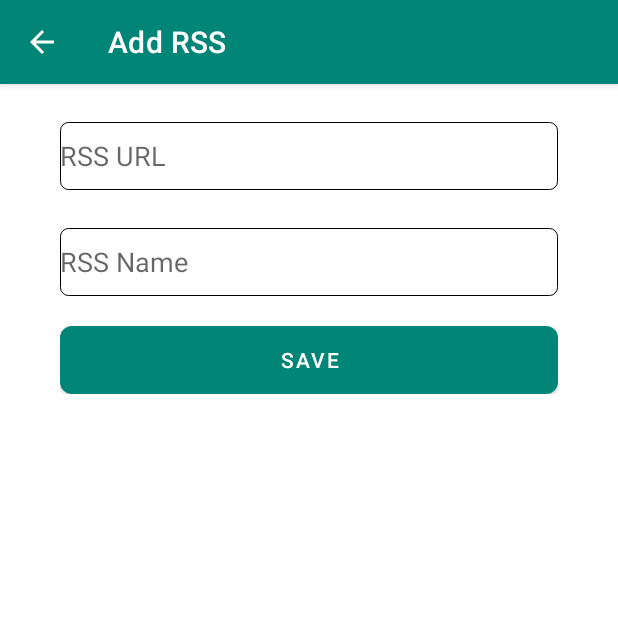
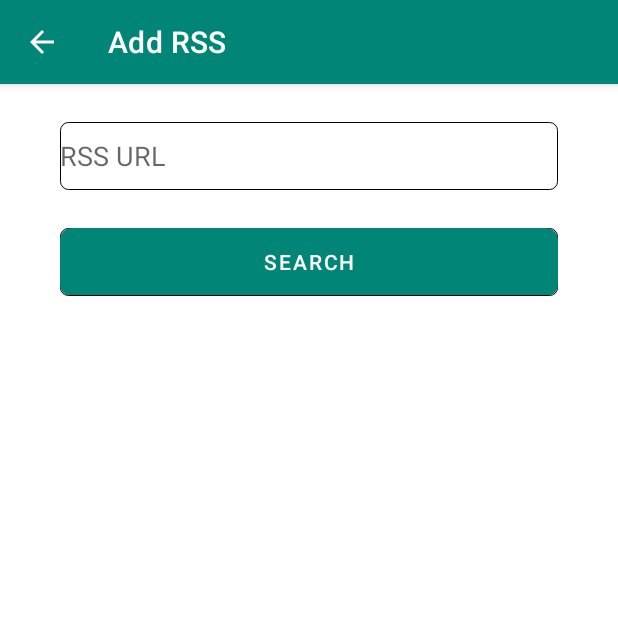
Before and after one commit to iceqing/RSSLand, an Android app: the NoteActivity screen opened directly, with no data from a screen before it, on a phone screen of 412 x 824 dp, the top half of it. Run offline under Robolectric (Android 15) with nearby library versions, the phone set to English and light mode, and no system bars; our stand-ins replace Room's generated code; libraries missing offline, so code that uses them is left out: com.rometools.rome.

Commit message:
feat: 增加搜索rss展示功能，避免填写订阅名称，使操作更加简洁

```diff
--- a/app/src/main/java/cc/iceq/rss/MainActivity.kt
+++ b/app/src/main/java/cc/iceq/rss/MainActivity.kt
@@ -58,7 +58,7 @@ class MainActivity : AppCompatActivity() {
             Log.i("INFO", "nav start ###########" + item.itemId)
             val url = articleService.queryUrlById(item.itemId)
             Log.i("INFO", "get db url is $url")
-            sharedViewModel.setUrl(url)
+            sharedViewModel.postUrl(url)
             drawerLayout.closeDrawers()
             true
         }
--- a/app/src/main/java/cc/iceq/rss/RssApplication.kt
+++ b/app/src/main/java/cc/iceq/rss/RssApplication.kt
@@ -8,12 +8,12 @@ class RssApplication : Application() {
 
     companion object{
         @SuppressLint("StaticFieldLeak")
-        lateinit var content:Context;
+        lateinit var context:Context;
     }
 
     override fun onCreate() {
         super.onCreate()
-        content = applicationContext;
+        context = applicationContext;
     }
 
 }
--- a/app/src/main/java/cc/iceq/rss/RssListActivity.kt
+++ b/app/src/main/java/cc/iceq/rss/RssListActivity.kt
@@ -11,6 +11,7 @@ import android.widget.TextView
 import androidx.constraintlayout.widget.ConstraintLayout
 import cc.iceq.rss.databinding.RssListActivityBinding
 import cc.iceq.rss.service.ArticleServiceImpl
+import cc.iceq.rss.util.DpUtil
 import kotlinx.android.synthetic.main.content_rss_list.*
 
 class RssListActivity : AppCompatActivity() {
@@ -39,9 +40,6 @@ class RssListActivity : AppCompatActivity() {
     }
 
 
-    private fun dpToPixel(dp: Float) =
-        TypedValue.applyDimension(TypedValue.COMPLEX_UNIT_DIP, dp, resources.displayMetrics).toInt()
-
     override fun onResume() {
         Log.i("[INFO]", "enter RssListFragment!")
         val mainLineRssList = main_line_rssList
@@ -49,7 +47,7 @@ class RssListActivity : AppCompatActivity() {
         mainLineRssList.removeAllViews()
         queryMock.forEach {
                 item ->
-            val dpToPixel = dpToPixel(60f)
+            val dpToPixel = DpUtil.dpToPixel(60f, resources)
             val articleLayout = LayoutInflater.from(this).inflate(R.layout.article_layout, null) as ConstraintLayout
             val textView: TextView = articleLayout.findViewById(R.id.articleTitle)
             textView.height = dpToPixel
--- a/app/src/main/java/cc/iceq/rss/service/ArticleService.kt
+++ b/app/src/main/java/cc/iceq/rss/service/ArticleService.kt
@@ -5,7 +5,7 @@ import cc.iceq.rss.model.Feed
 import com.rometools.rome.feed.synd.SyndFeed
 
 interface ArticleService {
-    fun queryAll(url:String): SyndFeed
+    fun findSyncFeedByUrl(url:String): SyndFeed?
     fun queryAll(): ArrayList<ArticleInfo>
     fun insert(feed: Feed): Long
     fun queryUrlById(itemId: Int): String
--- a/app/src/main/java/cc/iceq/rss/service/ArticleServiceImpl.kt
+++ b/app/src/main/java/cc/iceq/rss/service/ArticleServiceImpl.kt
@@ -1,5 +1,6 @@
 package cc.iceq.rss.service
 
+import android.util.Log
 import cc.iceq.rss.RssApplication
 import cc.iceq.rss.dao.AppDatabase
 import cc.iceq.rss.model.ArticleInfo
@@ -11,10 +12,13 @@ import java.net.URL
 
 class ArticleServiceImpl : ArticleService {
 
-    val feedDao = AppDatabase.getDatabase(RssApplication.content).feedDao();
+    val feedDao = AppDatabase.getDatabase(RssApplication.context).feedDao();
 
-    override fun queryAll(url: String): SyndFeed {
-//        Log.i("INFO", "url is $url")
+    override fun findSyncFeedByUrl(url: String): SyndFeed? {
+        if (url==null || "".equals(url)) {
+            return null
+        }
+        Log.i("INFO", "url is $url")
         val feed: SyndFeed = SyndFeedInput().build(XmlReader(URL(url)))
 //        Log.i("INFO", "list is $feed")
         return feed
--- a/app/src/main/java/cc/iceq/rss/ui/home/HomeViewModel.kt
+++ b/app/src/main/java/cc/iceq/rss/ui/home/HomeViewModel.kt
@@ -12,7 +12,11 @@ class HomeViewModel() : ViewModel() {
     val text: LiveData<String> = _text
 
 
-    fun setUrl(url:String) {
+    fun setUrl(url: String) {
+        _text.value = url
+    }
+
+    fun postUrl(url: String) {
         _text.postValue(url)
     }
 }
--- a/app/src/main/res/layout/article_layout.xml
+++ b/app/src/main/res/layout/article_layout.xml
@@ -18,7 +18,7 @@
 
     <TextView
         android:id="@+id/articleTimeAndAuthor"
-        android:layout_width="62dp"
+        android:layout_width="200dp"
         android:layout_height="24dp"
         android:layout_marginStart="40dp"
         android:layout_marginTop="54dp"
--- a/app/src/main/res/layout/content_note.xml
+++ b/app/src/main/res/layout/content_note.xml
@@ -49,34 +49,24 @@
             android:gravity="center_vertical"
             android:orientation="horizontal">
 
-            <EditText
-                android:id="@+id/rss_name_text"
-                android:layout_width="match_parent"
-                android:layout_height="wrap_content"
-                android:background="@android:color/transparent"
-                android:ems="10"
-                android:hint="RSS Name"
-                android:inputType="textPersonName"
-                tools:layout_editor_absoluteX="67dp"
-                tools:layout_editor_absoluteY="156dp" />
-        </LinearLayout>
+<!--            <EditText-->
+<!--                android:id="@+id/rss_name_text"-->
+<!--                android:layout_width="match_parent"-->
+<!--                android:layout_height="wrap_content"-->
+<!--                android:background="@android:color/transparent"-->
+<!--                android:ems="10"-->
+<!--                android:hint="RSS Name"-->
+<!--                android:inputType="textPersonName"-->
+<!--                tools:layout_editor_absoluteX="67dp"-->
+<!--                tools:layout_editor_absoluteY="156dp" />-->
 
-        <LinearLayout
-            android:layout_width="match_parent"
-            android:layout_height="45dp"
-            android:layout_marginLeft="20dp"
-            android:layout_marginTop="20dp"
-            android:layout_marginRight="20dp"
-            android:gravity="center_vertical"
-            android:orientation="horizontal">
 
-            <Button
-                android:id="@+id/note_save_btn"
-                android:layout_width="match_parent"
-                android:layout_height="45dp"
-                android:background="@drawable/save_btn"
-                android:text="Save" />
-
+<!--            <Button-->
+<!--                android:id="@+id/note_save_btn"-->
+<!--                android:layout_width="match_parent"-->
+<!--                android:layout_height="45dp"-->
+<!--                android:background="@drawable/save_btn"-->
+<!--                android:text="Save" />-->
 
             <Button
                 android:id="@+id/note_search_btn"
@@ -84,6 +74,20 @@
                 android:layout_height="45dp"
                 android:background="@drawable/save_btn"
                 android:text="Search" />
+
+        </LinearLayout>
+
+        <LinearLayout
+            android:id="@+id/search_result"
+            android:layout_width="match_parent"
+            android:layout_height="wrap_content"
+            android:layout_marginLeft="20dp"
+            android:layout_marginTop="25dp"
+            android:layout_marginRight="20dp"
+            android:background="@drawable/shape"
+            android:gravity="center_vertical"
+
+            android:orientation="horizontal">
         </LinearLayout>
 
 
```
Also changed, not shown: app/src/main/java/cc/iceq/rss/NoteActivity.kt (+63 -9 lines), app/src/main/java/cc/iceq/rss/ui/home/HomeFragment.kt (+7 -8 lines), app/src/main/java/cc/iceq/rss/util/DpUtil.kt (added, +11 -0 lines), app/src/main/java/cc/iceq/rss/util/ToastUtil.kt (added, +11 -0 lines), 2 other files.
